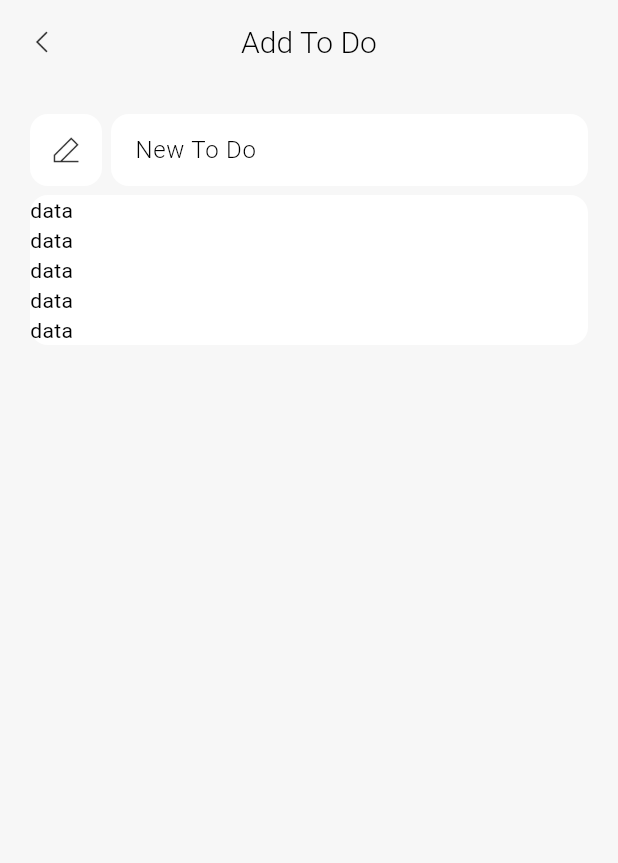
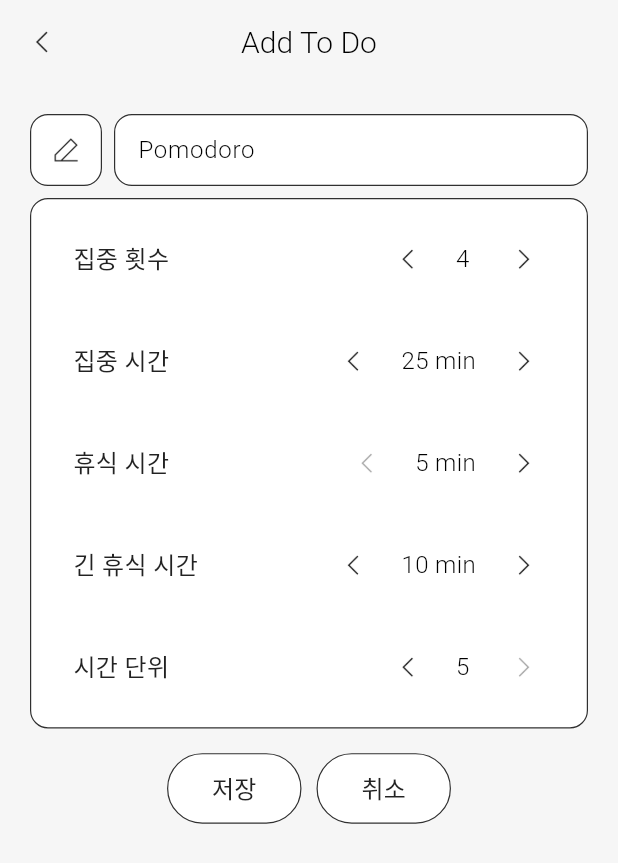
Before and after one commit to kmwh/pomoslime, a Flutter app: the EditToDoScreen screen opened directly, on a phone screen of 412 x 824 dp. Shown: the top 863 px of the screen. Run offline on Flutter 3.47's test engine with Material 3 defaults, Android fonts, the phone set to English and light mode, and no system bars; our stand-ins replace flutter_heatmap_calendar, hive, hive_flutter, lottie; accounts and stored records are empty.

Commit message:
FEAT: 할 일 목록 관련 기능 추가

```diff
--- a/lib/model/user_data_model.dart
+++ b/lib/model/user_data_model.dart
@@ -29,8 +29,20 @@
   bool focusImmediately;
 
   @HiveField(8)
-  List<List>
-      toDoList; // [["name", 집중 세션 수, 집중 시간(초), 짧은 휴식(초), 긴 휴식(초), 색깔값(int)],]
+  List<Map> toDoList;
+  /*
+  [
+    {
+      "name": "pomo",
+      "focusCount": 집중 세션 수,
+      "focusTime": 집중 시간(분),
+      "shortBreakTime": 짧은 휴식(분),
+      "longBreakTime": 긴 휴식(분),
+      "timeUnit": 시간 단위,
+      "icon": 아이콘(String),
+    },
+  ]
+  */
 
   @HiveField(9)
   int currentToDo;
--- a/lib/provider/theme_provider.dart
+++ b/lib/provider/theme_provider.dart
@@ -19,8 +19,8 @@
     brightness: Brightness.dark,
     colorScheme: const ColorScheme.dark(
       surface: Colors.black,
-      surfaceBright: Color.fromARGB(255, 19, 19, 19),
-      surfaceContainer: Color.fromRGBO(255, 255, 255, 0.1),
+      surfaceBright: Color.fromARGB(255, 23, 23, 23),
+      surfaceContainer: Color.fromARGB(255, 43, 43, 43),
       surfaceContainerLowest: Color.fromRGBO(255, 255, 255, 0.4),
       primary: Color(0xFFFFFFFF),
       primaryContainer: Color.fromRGBO(255, 255, 255, 0.668),
@@ -31,9 +31,9 @@
   final ThemeData _lightTheme = ThemeData(
     brightness: Brightness.light,
     colorScheme: const ColorScheme.light(
-      surface: Color.fromARGB(255, 247, 247, 247),
+      surface: Color.fromARGB(255, 246, 246, 246),
       surfaceBright: Colors.white,
-      surfaceContainer: Color.fromRGBO(0, 0, 0, 0.1),
+      surfaceContainer: Color.fromARGB(255, 233, 233, 233),
       surfaceContainerLowest: Color.fromRGBO(0, 0, 0, 0.4),
       primary: Color(0xFF222222),
       primaryContainer: Color.fromRGBO(0, 0, 0, 0.812),
--- a/lib/provider/to_do_list_provider.dart
+++ b/lib/provider/to_do_list_provider.dart
@@ -6,15 +6,14 @@
 
   ToDoListProvider(this._userData);
 
-  List<List> get toDoList => _userData.toDoList;
+  List<Map> get toDoList => _userData.toDoList;
 
   int get toDoListLength => _userData.toDoList.length;
 
   int get currentToDo => _userData.currentToDo;
 
-  String get currentToDoName => _userData.toDoList[_userData.currentToDo][0];
-
-  int get currentToDoColor => _userData.toDoList[_userData.currentToDo][5];
+  String get currentToDoName =>
+      _userData.toDoList[_userData.currentToDo]["name"];
 
   void setCurrentToDo(int index) {
     _userData.currentToDo = index;
@@ -24,7 +23,7 @@
     notifyListeners();
   }
 
-  void addToDo(List newToDo) {
+  void addToDo(Map newToDo) {
     _userData.toDoList.add(newToDo);
     _userData.save();
 
@@ -33,12 +32,15 @@
 
   void deleteToDo(int index) {
     _userData.toDoList.removeAt(index);
+    if (index < _userData.currentToDo) {
+      _userData.currentToDo -= 1;
+    }
     _userData.save();
 
     notifyListeners();
   }
 
-  void updateToDo(int index, List updatedToDo) {
+  void updateToDo(int index, Map updatedToDo) {
     _userData.toDoList[index] = updatedToDo;
     _userData.save();
 
--- a/lib/screens/edit_to_do_screen.dart
+++ b/lib/screens/edit_to_do_screen.dart
@@ -1,9 +1,15 @@
 import 'package:flutter/material.dart';
+import 'package:pomoslime/provider/timer_provider.dart';
+import 'package:pomoslime/provider/to_do_list_provider.dart';
+import 'package:pomoslime/widgets/custom/custom_text_button.dart';
+import 'package:pomoslime/widgets/edit_to_do/edit_content.dart';
 import 'package:pomoslime/widgets/edit_to_do/edit_text_field.dart';
+import 'package:pomoslime/widgets/custom/custom_dialog.dart';
+import 'package:provider/provider.dart';
 
 class EditToDoScreen extends StatefulWidget {
   final int? index;
-  final List? toDo;
+  final Map? toDo;
 
   const EditToDoScreen({
     super.key,
@@ -17,17 +23,65 @@
 
 class _EditToDoScreenState extends State<EditToDoScreen> {
   TextEditingController titleController = TextEditingController();
-  List newToDo = [];
+  Map newToDo = {};
 
   @override
   void initState() {
     super.initState();
     if (widget.toDo == null) {
-      newToDo.addAll(["New To Do", 4, 1500, 300, 600, "pencil"]);
+      newToDo = {
+        "name": "Pomodoro",
+        "focusCount": 4,
+        "focusTime": 25,
+        "shortBreakTime": 5,
+        "longBreakTime": 10,
+        "timeUnit": 5,
+        "icon": "pencil"
+      };
     } else {
       newToDo.addAll(widget.toDo!);
     }
-    titleController.text = newToDo[0];
+    titleController = TextEditingController(text: newToDo["name"]);
+  }
+
+  void setNewToDoValue(String key, var value) {
+    setState(() {
+      newToDo[key] = value;
+      print(context.read<ToDoListProvider>().toDoList);
+    });
+  }
+
+  void saveNewToDo() {
+    if (widget.index == null) {
+      context.read<ToDoListProvider>().addToDo(newToDo);
+      Navigator.pop(context);
+    } else if (widget.index == context.read<ToDoListProvider>().currentToDo &&
+        !context.read<TimerProvider>().isInit) {
+      showDialog(
+        context: context,
+        builder: (context) {
+          return CustomDialog(
+            title: "세션 편집",
+            content: "현재 진행 중인 세션이 초기화됩니다",
+            onPressed: () {
+              context
+                  .read<ToDoListProvider>()
+                  .updateToDo(widget.index!, newToDo);
+              context.read<TimerProvider>().onCancelPressed();
+              Navigator.pop(context);
+              Navigator.pop(context);
+            },
+          );
+        },
+      );
+    } else if (widget.index == context.read<ToDoListProvider>().currentToDo) {
+      context.read<ToDoListProvider>().updateToDo(widget.index!, newToDo);
+      context.read<TimerProvider>().onCancelPressed();
+      Navigator.pop(context);
+    } else {
+      context.read<ToDoListProvider>().updateToDo(widget.index!, newToDo);
+      Navigator.pop(context);
+    }
   }
 
   @override
@@ -54,7 +108,8 @@
           ),
         ),
       ),
-      body: Padding(
+      body: SingleChildScrollView(
+        child: Padding(
           padding: const EdgeInsets.symmetric(
             horizontal: 20,
             vertical: 20,
@@ -67,6 +122,10 @@
                     width: 48,
                     decoration: BoxDecoration(
                       color: Theme.of(context).colorScheme.surfaceBright,
+                      border: Border.all(
+                        color: Theme.of(context).colorScheme.primaryContainer,
+                        width: 0.8,
+                      ),
                       borderRadius: BorderRadius.circular(12),
                     ),
                     child: Padding(
@@ -74,61 +133,118 @@
                       child: InkWell(
                         onTap: () {},
                         child: Image.asset(
-                        "assets/images/${newToDo[5]}.png",
+                          "assets/images/${newToDo["icon"]}.png",
                           width: 20,
                           color: Theme.of(context).colorScheme.primary,
                         ),
                       ),
                     ),
                   ),
-                const SizedBox(width: 6),
+                  const SizedBox(width: 8),
                   Expanded(
                     child: SizedBox(
                       height: 48,
-                    child: CustomTextField(controller: titleController),
+                      child: CustomTextField(
+                        controller: titleController,
+                        onChanged: setNewToDoValue,
+                      ),
                     ),
                   ),
                 ],
               ),
-            const SizedBox(
-              height: 6,
+              const SizedBox(height: 8),
+              Container(
+                padding: const EdgeInsets.only(
+                  top: 6,
+                  bottom: 6,
+                  left: 10,
                 ),
-            Container(
                 decoration: BoxDecoration(
                   color: Theme.of(context).colorScheme.surfaceBright,
+                  border: Border.all(
+                    color: Theme.of(context).colorScheme.primaryContainer,
+                    width: 0.8,
+                  ),
                   borderRadius: BorderRadius.circular(12),
                 ),
-              child: const Column(
+                child: Column(
                   children: [
-                  Row(
-                    children: [
-                      Text("data"),
+                    EditContent(
+                      text: "집중 횟수",
+                      timeUnit: 1,
+                      currentValue: newToDo["focusCount"],
+                      maxValue: 16,
+                      minValue: 1,
+                      toDoKey: "focusCount",
+                      changeValueFunc: setNewToDoValue,
+                    ),
+                    EditContent(
+                      text: "집중 시간",
+                      timeUnit: newToDo["timeUnit"],
+                      currentValue: newToDo["focusTime"],
+                      maxValue: 180,
+                      minValue: 1,
+                      toDoKey: "focusTime",
+                      changeValueFunc: setNewToDoValue,
+                      isMinute: true,
+                    ),
+                    EditContent(
+                      text: "휴식 시간",
+                      timeUnit: newToDo["timeUnit"],
+                      currentValue: newToDo["shortBreakTime"],
+                      maxValue: 60,
+                      minValue: 1,
+                      toDoKey: "shortBreakTime",
+                      changeValueFunc: setNewToDoValue,
+                      isMinute: true,
+                    ),
+                    EditContent(
+                      text: "긴 휴식 시간",
+                      timeUnit: newToDo["timeUnit"],
+                      currentValue: newToDo["longBreakTime"],
+                      maxValue: 120,
+                      minValue: 1,
+                      toDoKey: "longBreakTime",
+                      changeValueFunc: setNewToDoValue,
+                      isMinute: true,
+                    ),
+                    EditContent(
+                      text: "시간 단위",
+                      timeUnit: 4,
+                      currentValue: newToDo["timeUnit"],
+                      maxValue: 5,
+                      minValue: 1,
+                      toDoKey: "timeUnit",
+                      changeValueFunc: setNewToDoValue,
+                    ),
                   ],
                 ),
+              ),
+              const SizedBox(height: 16),
               Row(
+                mainAxisAlignment: MainAxisAlignment.center,
                 children: [
-                      Text("data"),
-                    ],
+                  CustomTextButton(
+                    text: "저장",
+                    onPressed: saveNewToDo,
+                    horizontalPadding: 30,
+                    verticalPadding: 12,
                   ),
-                  Row(
-                    children: [
-                      Text("data"),
-                    ],
+                  const SizedBox(
+                    width: 10,
                   ),
-                  Row(
-                    children: [
-                      Text("data"),
-                    ],
+                  CustomTextButton(
+                    text: "취소",
+                    onPressed: () {
+                      Navigator.pop(context);
+                    },
+                    horizontalPadding: 30,
+                    verticalPadding: 12,
                   ),
-                  Row(
-                    children: [
-                      Text("data"),
                 ],
               ),
             ],
           ),
-            )
-          ],
         ),
       ),
     );
--- a/lib/screens/to_do_list_screen.dart
+++ b/lib/screens/to_do_list_screen.dart
@@ -27,9 +27,7 @@
         ),
         centerTitle: true,
         leading: IconButton(
-          onPressed: () {
-            Navigator.pop(context);
-          },
+          onPressed: () => Navigator.pop(context),
           icon: Image.asset(
             "assets/images/arrow_left.png",
             color: Theme.of(context).colorScheme.primary,
--- /dev/null
+++ b/lib/widgets/custom/custom_text_button.dart
@@ -0,0 +1,44 @@
+import 'package:flutter/material.dart';
+
+class CustomTextButton extends StatelessWidget {
+  final String text;
+  final double fontSize;
+  final double horizontalPadding;
+  final double verticalPadding;
+  final Function() onPressed;
+
+  const CustomTextButton({
+    super.key,
+    required this.text,
+    this.fontSize = 16,
+    required this.onPressed,
+    required this.horizontalPadding,
+    required this.verticalPadding,
+  });
+
+  @override
+  Widget build(BuildContext context) {
+    return TextButton(
+      onPressed: onPressed,
+      style: TextButton.styleFrom(
+        side: BorderSide(
+          color: Theme.of(context).colorScheme.primaryContainer,
+          width: 0.8,
+        ),
+        backgroundColor: Theme.of(context).colorScheme.surfaceBright,
+        padding: EdgeInsets.symmetric(
+          horizontal: horizontalPadding,
+          vertical: verticalPadding,
+        ),
+      ),
+      child: Text(
+        text,
+        style: TextStyle(
+          fontSize: fontSize,
+          fontWeight: FontWeight.w300,
+          color: Theme.of(context).colorScheme.primary,
+        ),
+      ),
+    );
+  }
+}
--- /dev/null
+++ b/lib/widgets/edit_to_do/edit_content.dart
@@ -0,0 +1,93 @@
+import 'package:flutter/material.dart';
+
+class EditContent extends StatefulWidget {
+  final String text;
+  final int timeUnit;
+  final int currentValue;
+  final int minValue;
+  final int maxValue;
+  final String toDoKey;
+  final Function(String, dynamic) changeValueFunc;
+  final bool isMinute;
+
+  const EditContent({
+    super.key,
+    required this.text,
+    required this.timeUnit,
+    required this.currentValue,
+    required this.maxValue,
+    required this.minValue,
+    required this.toDoKey,
+    required this.changeValueFunc,
+    this.isMinute = false,
+  });
+
+  @override
+  State<EditContent> createState() => _EditContentState();
+}
+
+class _EditContentState extends State<EditContent> {
+  @override
+  Widget build(BuildContext context) {
+    return Padding(
+      padding: const EdgeInsets.symmetric(horizontal: 18, vertical: 10),
+      child: Row(
+        mainAxisAlignment: MainAxisAlignment.spaceBetween,
+        children: [
+          Text(
+            widget.text,
+            style: TextStyle(
+              fontSize: 16,
+              fontWeight: FontWeight.w300,
+              color: Theme.of(context).colorScheme.primary,
+            ),
+          ),
+          Row(
+            children: [
+              IconButton(
+                onPressed: (widget.currentValue - widget.timeUnit >=
+                        widget.minValue)
+                    ? () => widget.changeValueFunc(
+                        widget.toDoKey, widget.currentValue - widget.timeUnit)
+                    : null,
+                icon: Image.asset(
+                  "assets/images/arrow_left.png",
+                  width: 24,
+                  color: (widget.currentValue - widget.timeUnit >=
+                          widget.minValue)
+                      ? Theme.of(context).colorScheme.primary
+                      : Theme.of(context).colorScheme.primary.withOpacity(0.4),
+                ),
+              ),
+              Padding(
+                padding: const EdgeInsets.symmetric(horizontal: 8),
+                child: Text(
+                  "${widget.currentValue.toString()} ${widget.isMinute ? "min" : ""}",
+                  style: const TextStyle(
+                    fontSize: 16,
+                    fontWeight: FontWeight.w300,
+                  ),
+                ),
+              ),
+              IconButton(
+                onPressed: (widget.currentValue + widget.timeUnit <=
+                        widget.maxValue)
+                    ? () => widget.changeValueFunc(
+                        widget.toDoKey, widget.currentValue + widget.timeUnit)
+                    : null,
+                icon: Image.asset(
+                  "assets/images/arrow.png",
+                  width: 24,
+                  color: (widget.currentValue + widget.timeUnit <=
+                          widget.maxValue)
+                      ? Theme.of(context).colorScheme.primary
+                      : Theme.of(context).colorScheme.primary.withOpacity(0.4),
+                ),
+              ),
+            ],
+          )
+        ],
+      ),
+    );
+  }
+}
--- a/lib/widgets/edit_to_do/edit_text_field.dart
+++ b/lib/widgets/edit_to_do/edit_text_field.dart
@@ -2,27 +2,36 @@
 
 class CustomTextField extends StatelessWidget {
   final TextEditingController controller;
+  final Function(String, dynamic) onChanged;
+
   const CustomTextField({
     super.key,
     required this.controller,
+    required this.onChanged,
   });
 
   @override
   Widget build(BuildContext context) {
     return TextField(
       controller: controller,
-      onChanged: (value) {},
+      onChanged: (value) => onChanged("name", value),
       style: const TextStyle(
         fontWeight: FontWeight.w300,
       ),
       decoration: InputDecoration(
         enabledBorder: OutlineInputBorder(
           borderRadius: BorderRadius.circular(12),
-          borderSide: BorderSide.none,
+          borderSide: BorderSide(
+            color: Theme.of(context).colorScheme.primaryContainer,
+            width: 0.8,
+          ),
         ),
         focusedBorder: OutlineInputBorder(
           borderRadius: BorderRadius.circular(12),
-          borderSide: BorderSide.none,
+          borderSide: BorderSide(
+            color: Theme.of(context).colorScheme.primaryContainer,
+            width: 0.8,
+          ),
         ),
         fillColor: Theme.of(context).colorScheme.surfaceBright,
         filled: true,
@@ -35,10 +44,6 @@
           vertical: 12.0,
           horizontal: 12.0,
         ),
-        suffixIcon: const Icon(
-          Icons.edit_square,
-          color: Color.fromARGB(40, 255, 255, 255),
-        ),
       ),
     );
   }
--- a/lib/widgets/timer/to_do.dart
+++ b/lib/widgets/timer/to_do.dart
@@ -35,7 +35,7 @@
                   child: Row(
                     children: [
                       Image.asset(
-                        "assets/images/${toDoProvider.toDoList[toDoProvider.currentToDo][5]}.png",
+                        "assets/images/${toDoProvider.toDoList[toDoProvider.currentToDo]["icon"]}.png",
                         width: 20,
                         color: Theme.of(context).colorScheme.primary,
                       ),
```
Also changed, not shown: lib/main.dart (+11 -13 lines), lib/provider/timer_provider.dart (+12 -6 lines), lib/widgets/custom/custom_dialog.dart (renamed from lib/widgets/to_do_list/custom_dialog.dart, +16 -14 lines), lib/widgets/to_do_list/custom_to_do.dart (deleted, +0 -15 lines), lib/widgets/to_do_list/to_do_list_item.dart (+16 -12 lines), assets/images/edit.png (added), lib/model/user_data_model.g.dart, lib/widgets/custom/custom_checkbox.dart (renamed from lib/widgets/to_do_list/custom_checkbox.dart), pubspec.lock. Lines whose indentation alone changed are shown as unchanged.
